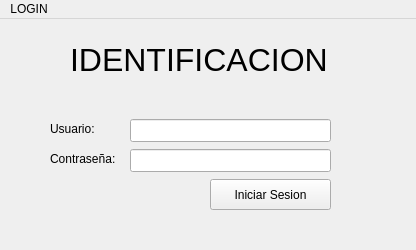
The window that diseños_qt/login.ui (FeliFaule/PROYECTO-FINAL) describes before a commit, drawn with Qt 5.
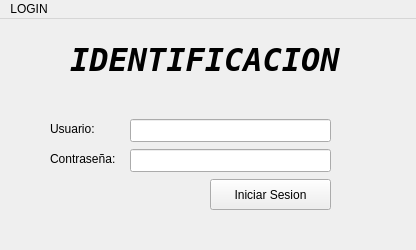
The same window after the commit.

The edit to the form file:
```diff
--- a/diseños_qt/login.ui
+++ b/diseños_qt/login.ui
@@ -108,7 +108,11 @@
     </property>
     <property name="font">
      <font>
+      <family>DejaVu Sans Mono</family>
       <pointsize>24</pointsize>
+      <weight>75</weight>
+      <italic>true</italic>
+      <bold>true</bold>
      </font>
     </property>
     <property name="text">
```
